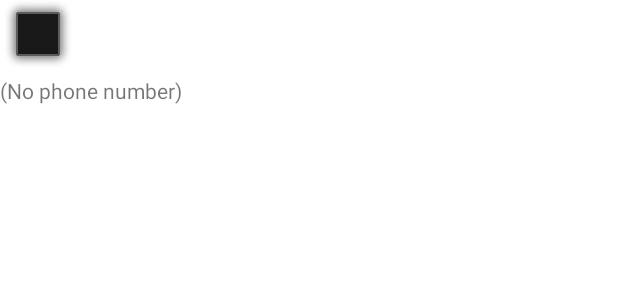
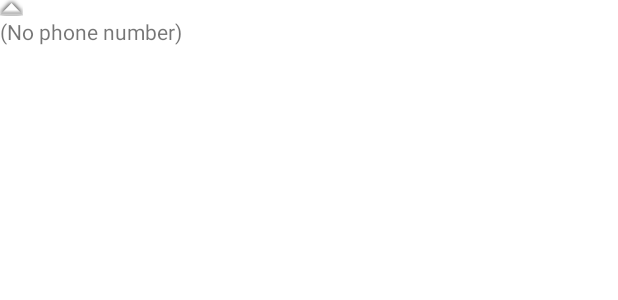
Before and after one commit to lsy3709/K1109_Android_kot_Class_Ex2, an Android app: the layout activity_main242.xml on its own in the app's theme, with its tools: preview values and no code run, on a phone screen of 412 x 824 dp. Shown: the top 300 px of the screen. Run offline under Robolectric (Android 15) with nearby library versions, the phone set to English and light mode, and no system bars.

Commit message:
230310 6교시 저장.

```diff
--- a/settings.gradle
+++ b/settings.gradle
@@ -25,3 +25,4 @@ include ':test8-2'
 include ':ch8_exercise'
 include ':test9'
 include ':test10'
+include ':ch9_resource'
--- a/test9/src/main/java/com/example/test9/MainActivity242.kt
+++ b/test9/src/main/java/com/example/test9/MainActivity242.kt
@@ -20,7 +20,7 @@ class MainActivity242 : AppCompatActivity() {
 
         binding.imageView.setImageDrawable(
             ResourcesCompat.getDrawable(resources,
-            android.R.drawable.alert_dark_frame, null))
+            android.R.drawable.arrow_up_float, null))
         binding.textView.text=getString(android.R.string.emptyPhoneNumber)
 
     }
--- a/test9/src/main/java/com/example/test9/MainActivity255.kt
+++ b/test9/src/main/java/com/example/test9/MainActivity255.kt
@@ -4,6 +4,7 @@ import android.os.Build
 import androidx.appcompat.app.AppCompatActivity
 import android.os.Bundle
 import android.util.DisplayMetrics
+import android.util.Log
 import android.view.WindowMetrics
 import com.example.test9.databinding.ActivityMain255Binding
 
@@ -16,6 +17,7 @@ class MainActivity255 : AppCompatActivity() {
         if (Build.VERSION.SDK_INT >= Build.VERSION_CODES.R) {
             val windowMetrics: WindowMetrics = windowManager.currentWindowMetrics
             binding.textView.text = "width : ${windowMetrics.bounds.width()}, height : ${windowMetrics.bounds.height()}"
+            Log.d("lsy","api 레벨 30 이상이 맞네요. width : ${windowMetrics.bounds.width()}, height : ${windowMetrics.bounds.height()}")
         } else {
             val display = windowManager.defaultDisplay
             val displayMetrics = DisplayMetrics()
--- a/test9/src/main/res/layout/activity_main.xml
+++ b/test9/src/main/res/layout-land/activity_main.xml
@@ -4,7 +4,7 @@
     xmlns:tools="http://schemas.android.com/tools"
     android:layout_width="match_parent"
     android:layout_height="match_parent"
-    android:orientation="vertical"
+    android:orientation="horizontal"
     tools:context=".MainActivity">
 
     <ImageView
--- a/test9/src/main/res/layout/activity_main242.xml
+++ b/test9/src/main/res/layout/activity_main242.xml
@@ -9,7 +9,7 @@
         android:id="@+id/imageView"
         android:layout_width="wrap_content"
         android:layout_height="wrap_content"
-        android:src="@android:drawable/alert_dark_frame" />
+        android:src="@android:drawable/arrow_up_float" />
 
     <TextView
         android:id="@+id/textView"
--- a/test9/src/main/res/values/strings.xml
+++ b/test9/src/main/res/values/strings.xml
@@ -2,6 +2,7 @@
     <string name="app_name">Test9</string>
     <string name="txt_data1">Hello</string>
     <string name="txt_data2">World</string>
+<!--    <string name="text1_message">apple, house, java, android</string>-->
     <string name="title_activity_main242">MainActivity242</string>
     <!-- Strings used for fragments for navigation -->
     <string name="first_fragment_label">First Fragment</string>
--- a/test9/src/main/res/values/themes.xml
+++ b/test9/src/main/res/values/themes.xml
@@ -2,7 +2,7 @@
     <!-- Base application theme. -->
     <style name="Theme.TestLab" parent="Theme.MaterialComponents.DayNight.NoActionBar">
         <!-- Primary brand color. -->
-        <item name="colorPrimary">@color/purple_500</item>
+        <item name="colorPrimary">@color/txt_color</item>
         <item name="colorPrimaryVariant">@color/purple_700</item>
         <item name="colorOnPrimary">@color/white</item>
         <!-- Secondary brand color. -->
```
Also changed, not shown: 1 other file.
